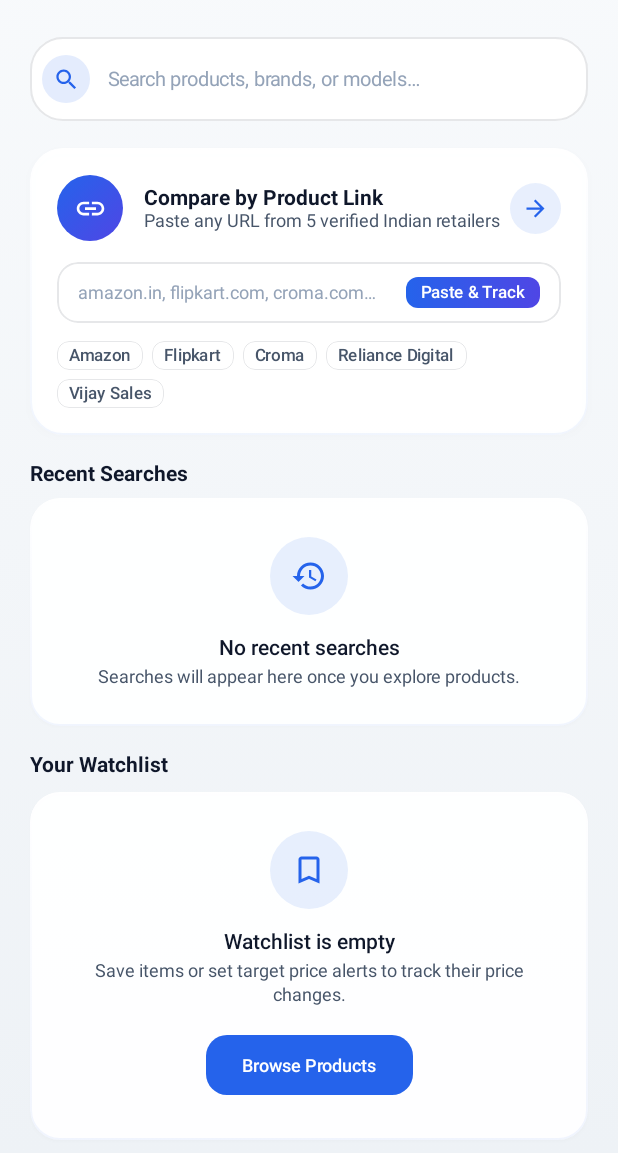
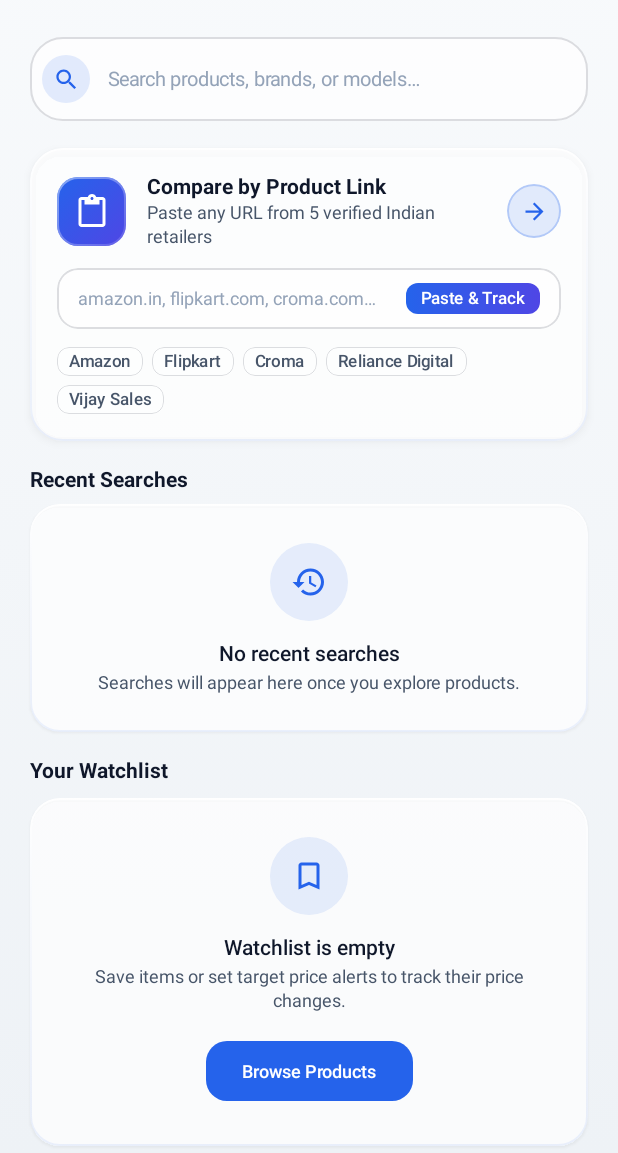
Before and after one commit to Shadab-Arzoo/PriceLens, an Android app built with Jetpack Compose: the screen it shows after launch (MainActivity), after a tap on "Skip", on a phone screen of 412 x 824 dp, the part 83-1236 px from its top. Run offline under Robolectric (Android 15) with nearby library versions, the phone set to English and light mode, and no system bars; our stand-ins replace Dagger/Hilt's generated code, Room's generated code; 1 statement that could not run was skipped.

Commit message:
Release v1.3.2: Translucent Frosted Glass Overhaul & Fixed Clipboard Icon Layout
- Translucent Frosted Glass: Replaced 93-96% opaque glass surfaces with authentic frosted translucent glass (46% obsidian glass in Dark mode, 72% porcelain glass in Light mode), restoring backdrop gradients.
- Specular Sheen & Depth: Implemented top specular sheen highlight bevel and physical ambient/spot shadow contrast in GlassCard for genuine liquid glass aesthetics.
- Fixed Clipboard Icon next to 'Compare by Product Link': Swapped incorrect link chain icon with Icons.Default.ContentPaste inside a padded squircle container with specular hairline border, completely preventing corner clipping.
- Fixed ClipboardDetectedBanner Layout: Swapped icon to ContentPaste, enabled fillMaxWidth=false on LiquidGlassPrimaryButton, and fixed row overflow pushing dismiss icon off the corner.
- Dynamic Button Widths: Added fillMaxWidth parameter (defaults true) to LiquidGlassPrimaryButton and LiquidGlassSecondaryButton for flexible row layouts.
- Consistent Visual Language: Updated PasteUrlBottomSheet header icon to matching ContentPaste badge.

```diff
--- a/app/build.gradle.kts
+++ b/app/build.gradle.kts
@@ -14,8 +14,8 @@ android {
         applicationId = "com.pricelens"
         minSdk = 26
         targetSdk = 35
-        versionCode = 5
-        versionName = "1.3.1"
+        versionCode = 6
+        versionName = "1.3.2"
 
         testInstrumentationRunner = "androidx.test.runner.AndroidJUnitRunner"
         vectorDrawables {
--- a/app/src/main/java/com/pricelens/core/designsystem/Color.kt
+++ b/app/src/main/java/com/pricelens/core/designsystem/Color.kt
@@ -20,11 +20,11 @@ val LightBackgroundStart = Color(0xFFF8FAFC)
 val LightBackgroundEnd = Color(0xFFEEF2F6)
 val LightSurface = Color(0xFFFFFFFF)
 val LightSurfaceVariant = Color(0xFFF1F5F9)
-val LightGlassSurface = Color(0xF5FFFFFF)    // 96% opacity frosted white
-val LightGlassBorder = Color(0x1A0F172A)     // 10% subtle slate border
-val LightGlassHighlight = Color(0x80FFFFFF)
-val LightGlassSpecularTop = Color(0xCCFFFFFF)
-val LightGlassSpecularBottom = Color(0x102563EB)
+val LightGlassSurface = Color(0xB8FFFFFF)    // 72% opacity frosted porcelain glass (translucent)
+val LightGlassBorder = Color(0x240F172A)     // 14% subtle slate border
+val LightGlassHighlight = Color(0x60FFFFFF)
+val LightGlassSpecularTop = Color(0xEEFFFFFF) // Crisp white specular top edge
+val LightGlassSpecularBottom = Color(0x152563EB)
 val LightTextPrimary = Color(0xFF0F172A)     // Slate 900
 val LightTextSecondary = Color(0xFF475569)   // Slate 600
 val LightTextTertiary = Color(0xFF94A3B8)    // Slate 400
@@ -34,11 +34,11 @@ val DarkBackgroundStart = Color(0xFF0A0D14)
 val DarkBackgroundEnd = Color(0xFF0F1523)
 val DarkSurface = Color(0xFF141A29)
 val DarkSurfaceVariant = Color(0xFF1E2638)
-val DarkGlassSurface = Color(0xEE131927)     // 93% opacity obsidian glass
-val DarkGlassBorder = Color(0x24FFFFFF)      // 14% white hairline border
-val DarkGlassHighlight = Color(0x1AFFFFFF)
-val DarkGlassSpecularTop = Color(0x38FFFFFF)
-val DarkGlassSpecularBottom = Color(0x0C38BDF8)
+val DarkGlassSurface = Color(0x75131A2B)     // ~46% opacity obsidian glass (translucent, authentic frost)
+val DarkGlassBorder = Color(0x26FFFFFF)      // 15% white hairline border
+val DarkGlassHighlight = Color(0x20FFFFFF)
+val DarkGlassSpecularTop = Color(0x40FFFFFF) // 25% white specular top highlight
+val DarkGlassSpecularBottom = Color(0x1038BDF8)
 val DarkTextPrimary = Color(0xFFF8FAFC)      // Slate 50
 val DarkTextSecondary = Color(0xFF94A3B8)    // Slate 400
 val DarkTextTertiary = Color(0xFF64748B)     // Slate 500
--- a/app/src/main/java/com/pricelens/core/designsystem/components/GlassCard.kt
+++ b/app/src/main/java/com/pricelens/core/designsystem/components/GlassCard.kt
@@ -5,17 +5,21 @@ import androidx.compose.animation.core.animateDpAsState
 import androidx.compose.animation.core.animateFloatAsState
 import androidx.compose.animation.core.spring
 import androidx.compose.foundation.BorderStroke
+import androidx.compose.foundation.background
 import androidx.compose.foundation.clickable
 import androidx.compose.foundation.interaction.MutableInteractionSource
 import androidx.compose.foundation.interaction.collectIsPressedAsState
 import androidx.compose.foundation.layout.Box
 import androidx.compose.foundation.layout.BoxScope
+import androidx.compose.foundation.layout.fillMaxWidth
+import androidx.compose.foundation.layout.height
 import androidx.compose.foundation.shape.RoundedCornerShape
 import androidx.compose.material3.Surface
 import androidx.compose.material3.ripple
 import androidx.compose.runtime.Composable
 import androidx.compose.runtime.getValue
 import androidx.compose.runtime.remember
+import androidx.compose.ui.Alignment
 import androidx.compose.ui.Modifier
 import androidx.compose.ui.draw.clip
 import androidx.compose.ui.draw.shadow
@@ -90,8 +94,8 @@ fun GlassCard(
             .shadow(
                 elevation = currentElevation,
                 shape = shape,
-                ambientColor = Color.Black.copy(alpha = 0.05f),
-                spotColor = Color.Black.copy(alpha = 0.08f),
+                ambientColor = Color.Black.copy(alpha = 0.18f),
+                spotColor = Color.Black.copy(alpha = 0.24f),
                 clip = false
             )
             .clip(shape)
@@ -100,6 +104,27 @@ fun GlassCard(
         color = backgroundColor,
         border = effectiveBorderStroke
     ) {
-        Box(content = content)
+        Box(contentAlignment = Alignment.TopStart) {
+            Box(content = content)
+
+            if (showSpecularSheen) {
+                Box(
+                    modifier = Modifier
+                        .fillMaxWidth()
+                        .height(1.dp)
+                        .background(
+                            Brush.horizontalGradient(
+                                listOf(
+                                    Color.Transparent,
+                                    Color.White.copy(alpha = 0.18f),
+                                    Color.White.copy(alpha = 0.32f),
+                                    Color.White.copy(alpha = 0.18f),
+                                    Color.Transparent
+                                )
+                            )
+                        )
+                )
+            }
+        }
     }
 }
--- a/app/src/main/java/com/pricelens/core/designsystem/components/LiquidGlassButton.kt
+++ b/app/src/main/java/com/pricelens/core/designsystem/components/LiquidGlassButton.kt
@@ -19,6 +19,7 @@ import androidx.compose.foundation.layout.height
 import androidx.compose.foundation.layout.padding
 import androidx.compose.foundation.layout.size
 import androidx.compose.foundation.layout.width
+import androidx.compose.foundation.layout.wrapContentWidth
 import androidx.compose.foundation.shape.RoundedCornerShape
 import androidx.compose.material3.CircularProgressIndicator
 import androidx.compose.material3.Icon
@@ -56,6 +57,7 @@ fun LiquidGlassPrimaryButton(
     trailingIcon: ImageVector? = null,
     enabled: Boolean = true,
     loading: Boolean = false,
+    fillMaxWidth: Boolean = true,
     shape: Shape = RoundedCornerShape(18.dp),
     height: Dp = 52.dp,
     gradientBrush: Brush = PriceLensTheme.glassColors.primaryGradientBrush
@@ -113,8 +115,7 @@ fun LiquidGlassPrimaryButton(
         )
     ) {
         Box(
-            modifier = Modifier
-                .fillMaxWidth()
+            modifier = (if (fillMaxWidth) Modifier.fillMaxWidth() else Modifier.wrapContentWidth())
                 .height(height)
                 .background(
                     if (enabled) gradientBrush
@@ -150,7 +151,7 @@ fun LiquidGlassPrimaryButton(
                     )
                 } else {
                     Row(
-                        modifier = Modifier.padding(horizontal = 20.dp),
+                        modifier = Modifier.padding(horizontal = if (fillMaxWidth) 20.dp else 14.dp),
                         verticalAlignment = Alignment.CenterVertically,
                         horizontalArrangement = Arrangement.Center
                     ) {
@@ -196,6 +197,7 @@ fun LiquidGlassSecondaryButton(
     modifier: Modifier = Modifier,
     icon: ImageVector? = null,
     enabled: Boolean = true,
+    fillMaxWidth: Boolean = true,
     shape: Shape = RoundedCornerShape(18.dp),
     height: Dp = 48.dp
 ) {
@@ -239,13 +241,12 @@ fun LiquidGlassSecondaryButton(
         border = BorderStroke(1.dp, PriceLensTheme.glassColors.specularBorderBrush)
     ) {
         Box(
-            modifier = Modifier
-                .fillMaxWidth()
+            modifier = (if (fillMaxWidth) Modifier.fillMaxWidth() else Modifier.wrapContentWidth())
                 .height(height),
             contentAlignment = Alignment.Center
         ) {
             Row(
-                modifier = Modifier.padding(horizontal = 18.dp),
+                modifier = Modifier.padding(horizontal = if (fillMaxWidth) 18.dp else 14.dp),
                 verticalAlignment = Alignment.CenterVertically,
                 horizontalArrangement = Arrangement.Center
             ) {
--- a/app/src/main/java/com/pricelens/presentation/dashboard/DashboardScreen.kt
+++ b/app/src/main/java/com/pricelens/presentation/dashboard/DashboardScreen.kt
@@ -30,6 +30,7 @@ import androidx.compose.material.icons.automirrored.filled.ArrowForward
 import androidx.compose.material.icons.automirrored.filled.TrendingUp
 import androidx.compose.material.icons.filled.BookmarkBorder
 import androidx.compose.material.icons.filled.Close
+import androidx.compose.material.icons.filled.ContentPaste
 import androidx.compose.material.icons.filled.DeleteOutline
 import androidx.compose.material.icons.filled.ErrorOutline
 import androidx.compose.material.icons.filled.History
@@ -291,24 +292,33 @@ private fun PasteLinkHeroCard(
             ) {
                 Row(
                     verticalAlignment = Alignment.CenterVertically,
-                    modifier = Modifier.weight(1f)
+                    modifier = Modifier
+                        .weight(1f)
+                        .padding(end = 12.dp)
                 ) {
                     Box(
                         modifier = Modifier
-                            .size(44.dp)
-                            .clip(CircleShape)
+                            .size(46.dp)
+                            .clip(RoundedCornerShape(14.dp))
                             .background(
                                 Brush.linearGradient(
                                     listOf(ElectricBlue, Color(0xFF4F46E5))
                                 )
+                            )
+                            .border(
+                                1.dp,
+                                Brush.linearGradient(
+                                    listOf(Color.White.copy(alpha = 0.45f), Color.White.copy(alpha = 0.12f))
+                                ),
+                                RoundedCornerShape(14.dp)
                             ),
                         contentAlignment = Alignment.Center
                     ) {
                         Icon(
-                            imageVector = Icons.Default.Link,
-                            contentDescription = null,
+                            imageVector = Icons.Default.ContentPaste,
+                            contentDescription = "Compare by Product Link",
                             tint = Color.White,
-                            modifier = Modifier.size(22.dp)
+                            modifier = Modifier.size(24.dp)
                         )
                     }
 
@@ -321,6 +331,7 @@ private fun PasteLinkHeroCard(
                             fontWeight = FontWeight.Bold,
                             color = PriceLensTheme.glassColors.textPrimary
                         )
+                        Spacer(modifier = Modifier.height(2.dp))
                         Text(
                             text = "Paste any URL from 5 verified Indian retailers",
                             style = MaterialTheme.typography.bodySmall,
@@ -331,9 +342,10 @@ private fun PasteLinkHeroCard(
 
                 Box(
                     modifier = Modifier
-                        .size(34.dp)
+                        .size(36.dp)
                         .clip(CircleShape)
-                        .background(ElectricBlue.copy(alpha = 0.1f)),
+                        .background(ElectricBlue.copy(alpha = 0.12f))
+                        .border(1.dp, ElectricBlue.copy(alpha = 0.25f), CircleShape),
                     contentAlignment = Alignment.Center
                 ) {
                     Icon(
@@ -494,25 +506,30 @@ private fun ClipboardDetectedBanner(
         Row(
             modifier = Modifier
                 .fillMaxWidth()
-                .padding(14.dp),
+                .padding(horizontal = 14.dp, vertical = 12.dp),
             verticalAlignment = Alignment.CenterVertically
         ) {
             Box(
                 modifier = Modifier
-                    .size(36.dp)
-                    .clip(CircleShape)
-                    .background(ElectricBlue.copy(alpha = 0.2f)),
+                    .size(40.dp)
+                    .clip(RoundedCornerShape(12.dp))
+                    .background(ElectricBlue.copy(alpha = 0.20f))
+                    .border(1.dp, ElectricBlue.copy(alpha = 0.35f), RoundedCornerShape(12.dp)),
                 contentAlignment = Alignment.Center
             ) {
                 Icon(
-                    imageVector = Icons.Default.Link,
-                    contentDescription = null,
+                    imageVector = Icons.Default.ContentPaste,
+                    contentDescription = "Clipboard link",
                     tint = ElectricBlue,
                     modifier = Modifier.size(20.dp)
                 )
             }
-            Spacer(modifier = Modifier.width(10.dp))
-            Column(modifier = Modifier.weight(1f)) {
+            Spacer(modifier = Modifier.width(12.dp))
+            Column(
+                modifier = Modifier
+                    .weight(1f)
+                    .padding(end = 8.dp)
+            ) {
                 Text(
                     text = "Product link in clipboard",
                     style = MaterialTheme.typography.titleSmall,
@@ -527,21 +544,23 @@ private fun ClipboardDetectedBanner(
                     overflow = TextOverflow.Ellipsis
                 )
             }
-            Spacer(modifier = Modifier.width(8.dp))
             LiquidGlassPrimaryButton(
                 text = "Compare",
                 onClick = onCompare,
-                modifier = Modifier.height(36.dp)
+                fillMaxWidth = false,
+                modifier = Modifier.height(36.dp),
+                shape = RoundedCornerShape(12.dp)
             )
+            Spacer(modifier = Modifier.width(4.dp))
             IconButton(
                 onClick = onDismiss,
-                modifier = Modifier.size(30.dp)
+                modifier = Modifier.size(32.dp)
             ) {
                 Icon(
                     imageVector = Icons.Default.Close,
                     contentDescription = "Dismiss",
                     tint = PriceLensTheme.glassColors.textSecondary,
-                    modifier = Modifier.size(16.dp)
+                    modifier = Modifier.size(18.dp)
                 )
             }
         }
```
Also changed, not shown: app/src/main/java/com/pricelens/presentation/pasteurl/PasteUrlBottomSheet.kt (+6 -4 lines), 1 other file.
